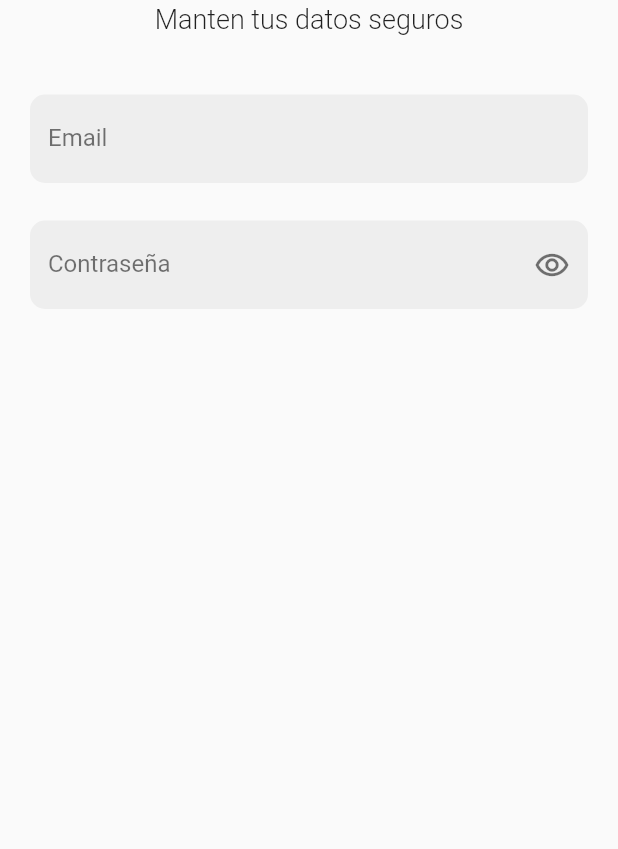
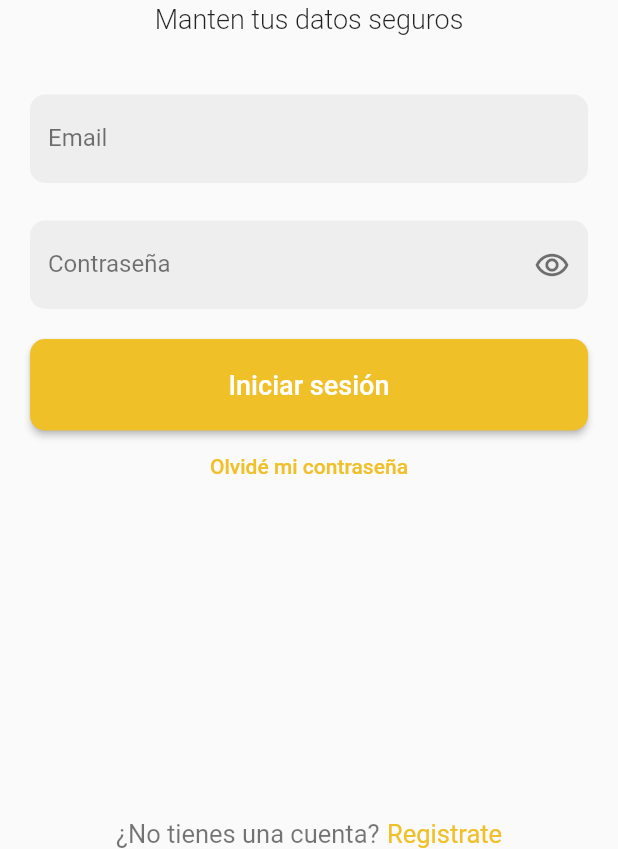
Before and after one commit to Lucas-Barrionuevo/KeyVault, a Flutter app: the screen it shows after launch, on a phone screen of 412 x 824 dp, the part 387-1236 px from its top. Run offline on Flutter 3.47's test engine with Material 2 defaults, Android fonts, the phone set to English and light mode, and no system bars.

Commit message:
feat: login ui

```diff
--- a/packages/mobile/key_vault/lib/screens/login_screen.dart
+++ b/packages/mobile/key_vault/lib/screens/login_screen.dart
@@ -1,3 +1,4 @@
+import 'package:flutter/gestures.dart';
 import 'package:flutter/material.dart';
 import 'package:key_vault/ui/input_decorations.dart';
 
@@ -9,17 +10,64 @@ class LoginScreen extends StatelessWidget {
     return Scaffold(
         body: SafeArea(
       child: Column(
-        children: const [
-          _Logo(),
-          _Title(),
-          _Subtitle(),
-          SizedBox(
+        children: [
+          const _Logo(),
+          const _Title(),
+          const _Subtitle(),
+          const SizedBox(
             height: 40,
           ),
-          _LoginForm()
+          const _LoginForm(),
+          const _ForgotMyPasswordButton(),
+          Expanded(
+            child: Container(),
+          ),
+          const _RegisterButton()
         ],
       ),
     ));
+  }
+}
+
+class _RegisterButton extends StatelessWidget {
+  const _RegisterButton({
+    Key? key,
+  }) : super(key: key);
+
+  @override
+  Widget build(BuildContext context) {
+    return RichText(
+      text: TextSpan(
+          style: const TextStyle(color: Colors.black54, fontSize: 17),
+          children: [
+            const TextSpan(
+              text: "¿No tienes una cuenta?",
+            ),
+            const WidgetSpan(child: SizedBox(width: 5)),
+            TextSpan(
+              recognizer: TapGestureRecognizer()
+                ..onTap = () => print('Tap Here onTap'),
+              text: "Registrate",
+              style: const TextStyle(color: Color(0xffF0C029)),
+            )
+          ]),
+    );
+  }
+}
+
+class _ForgotMyPasswordButton extends StatelessWidget {
+  const _ForgotMyPasswordButton({
+    Key? key,
+  }) : super(key: key);
+
+  @override
+  Widget build(BuildContext context) {
+    return TextButton(
+        onPressed: () {},
+        child: const Text(
+          "Olvidé mi contraseña",
+          style: TextStyle(color: Color(0xffF0C029)),
+        ));
   }
 }
 
@@ -68,6 +116,24 @@ class _LoginFormState extends State<_LoginForm> {
                       Icons.remove_red_eye_outlined,
                       color: Colors.black54,
                     ))),
+          ),
+          const SizedBox(
+            height: 20,
+          ),
+          MaterialButton(
+            onPressed: () {},
+            color: const Color(0xffF0C029),
+            shape:
+                RoundedRectangleBorder(borderRadius: BorderRadius.circular(10)),
+            child: Container(
+              width: double.infinity,
+              alignment: Alignment.center,
+              padding: const EdgeInsets.symmetric(vertical: 20),
+              child: const Text(
+                "Iniciar sesión",
+                style: TextStyle(color: Colors.white, fontSize: 18),
+              ),
+            ),
           ),
         ],
       )),
```
